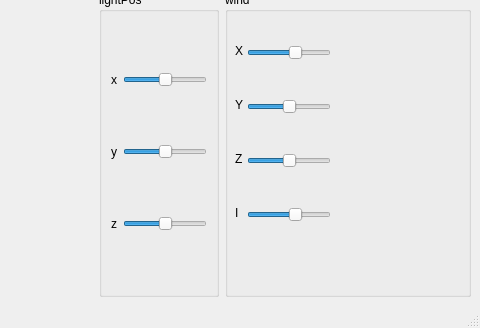
Before: the Qt Designer form ui/mainwindow.ui in qwertylevel3/HairTest, drawn with Qt 5; both pictures show x 516 to 996 and y 347 to 675 of the 996 by 675 pixel window.
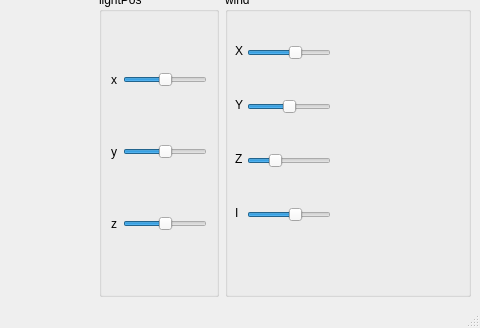
After: the same form once the commit is applied.

```diff
--- a/ui/mainwindow.ui
+++ b/ui/mainwindow.ui
@@ -624,6 +624,9 @@
         <property name="maximum">
          <number>255</number>
         </property>
+        <property name="value">
+         <number>-100</number>
+        </property>
         <property name="orientation">
          <enum>Qt::Horizontal</enum>
         </property>
```
